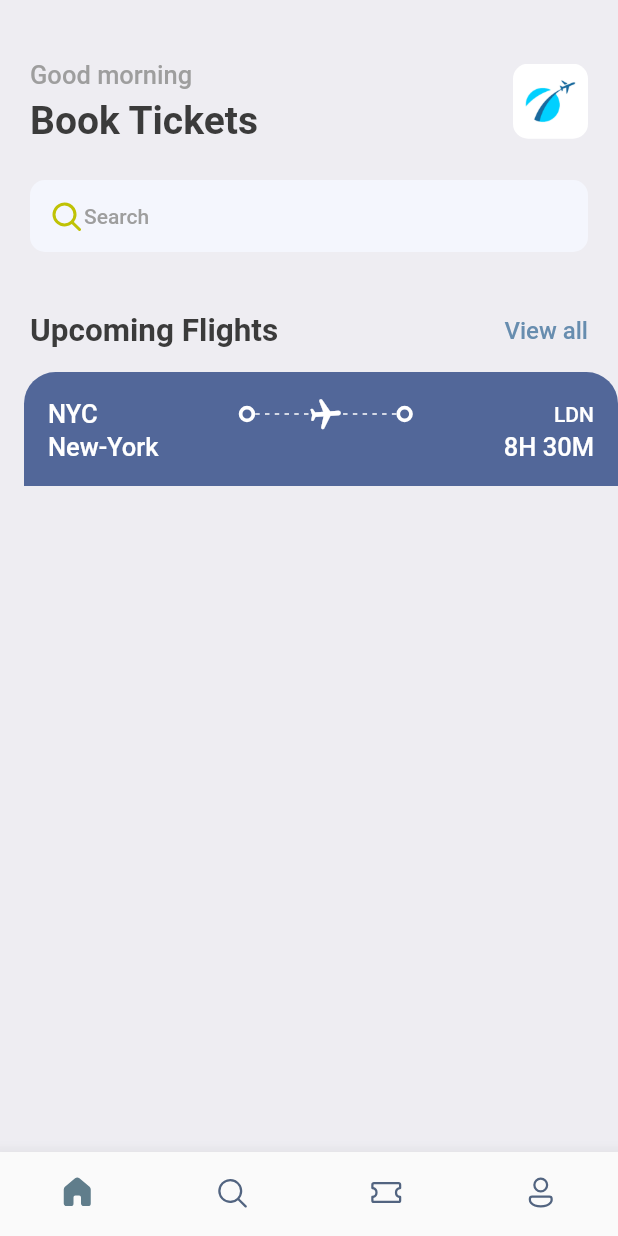
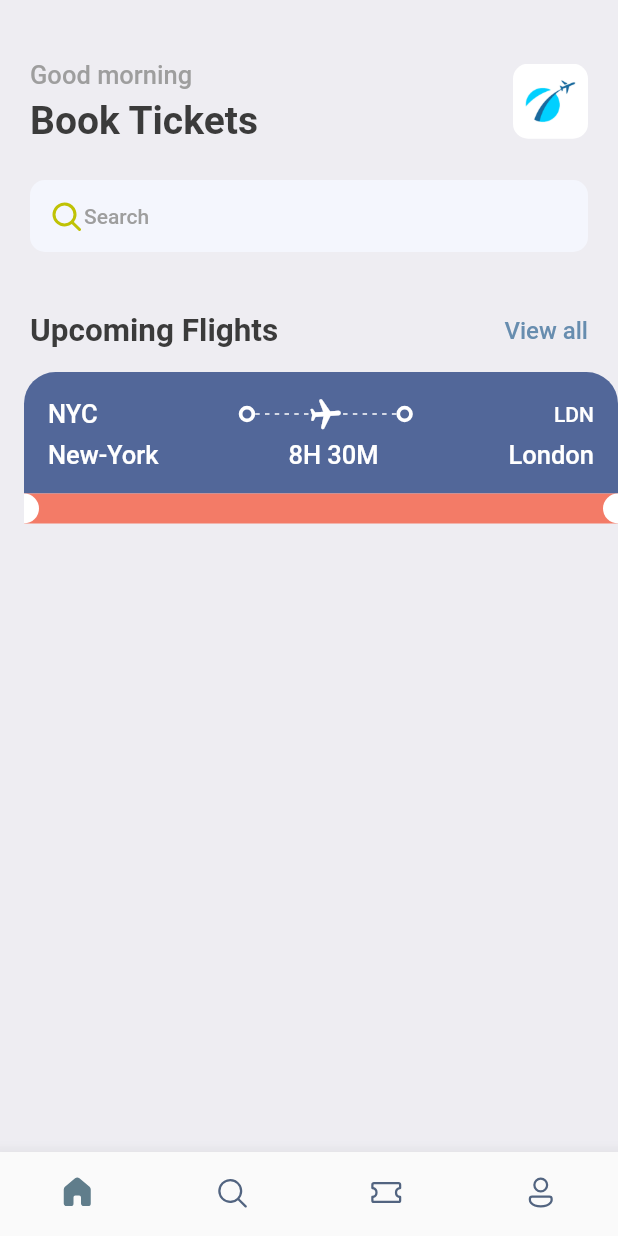
Before and after one commit to mrojasb2000/flutter_booktickets_app, a Flutter app: the screen it shows after launch, on a phone screen of 412 x 824 dp. Run offline on Flutter 3.47's test engine with Material 2 defaults, Android fonts, the phone set to English and light mode, and no system bars; our stand-ins replace fluentui_icons, gap.

```diff
--- a/lib/screens/ticket_view.dart
+++ b/lib/screens/ticket_view.dart
@@ -1,5 +1,6 @@
 import 'package:flutter/material.dart';
 import 'package:flutter_booktickets_app/utils/app_layout.dart';
+import 'package:gap/gap.dart';
 import '../utils/app_styles.dart';
 import '../widgets/thick_container.dart';
 
@@ -14,7 +15,8 @@ class TicketView extends StatelessWidget {
       height: 200,
       child: Container(
         margin: const EdgeInsets.only(left: 16),
-        child: Column(children: [
+        child: Column(mainAxisSize: MainAxisSize.min, children: [
+          /* showing the blue part of the card/ticket */
           Container(
             decoration: const BoxDecoration(
                 color: Color(0xFF526799),
@@ -71,11 +73,11 @@ class TicketView extends StatelessWidget {
                           Styles.headLineStyle4.copyWith(color: Colors.white)),
                 ],
               ),
+              const Gap(5),
               Row(
                 mainAxisAlignment: MainAxisAlignment.spaceBetween,
                 children: [
                   SizedBox(
-                    width: 100,
                     child: Text('New-York',
                         style: Styles.headLineStyle3
                             .copyWith(color: Colors.white)),
@@ -83,10 +85,46 @@ class TicketView extends StatelessWidget {
                   Text('8H 30M',
                       style:
                           Styles.headLineStyle3.copyWith(color: Colors.white)),
+                  Text('London',
+                      style:
+                          Styles.headLineStyle3.copyWith(color: Colors.white)),
                 ],
               )
             ]),
           )
+          /* showing the orage part of the card/ticket */
+          ,
+          Container(
+              color: Styles.orageColor,
+              child: Row(
+                children: [
+                  const SizedBox(
+                    height: 20,
+                    width: 10,
+                    child: DecoratedBox(
+                      decoration: BoxDecoration(
+                          color: Colors.white,
+                          borderRadius: BorderRadius.only(
+                            topRight: Radius.circular(10),
+                            bottomRight: Radius.circular(10),
+                          )),
+                    ),
+                  ),
+                  Expanded(child: Container()),
+                  const SizedBox(
+                    height: 20,
+                    width: 10,
+                    child: DecoratedBox(
+                      decoration: BoxDecoration(
+                          color: Colors.white,
+                          borderRadius: BorderRadius.only(
+                            topLeft: Radius.circular(10),
+                            bottomLeft: Radius.circular(10),
+                          )),
+                    ),
+                  )
+                ],
+              ))
         ]),
       ),
     );
--- a/lib/utils/app_styles.dart
+++ b/lib/utils/app_styles.dart
@@ -6,7 +6,7 @@ class Styles {
   static Color primaryColor = primary;
   static Color textColor = const Color(0xFF3b3b3b);
   static Color bgColor = const Color(0xFFeeedf2);
-  static Color orageColor = const Color(0xFF526799);
+  static Color orageColor = const Color(0xFFF37B67);
   static TextStyle textStyle =
       TextStyle(fontSize: 16, color: textColor, fontWeight: FontWeight.w500);
   static TextStyle headLineStyle1 =
```
